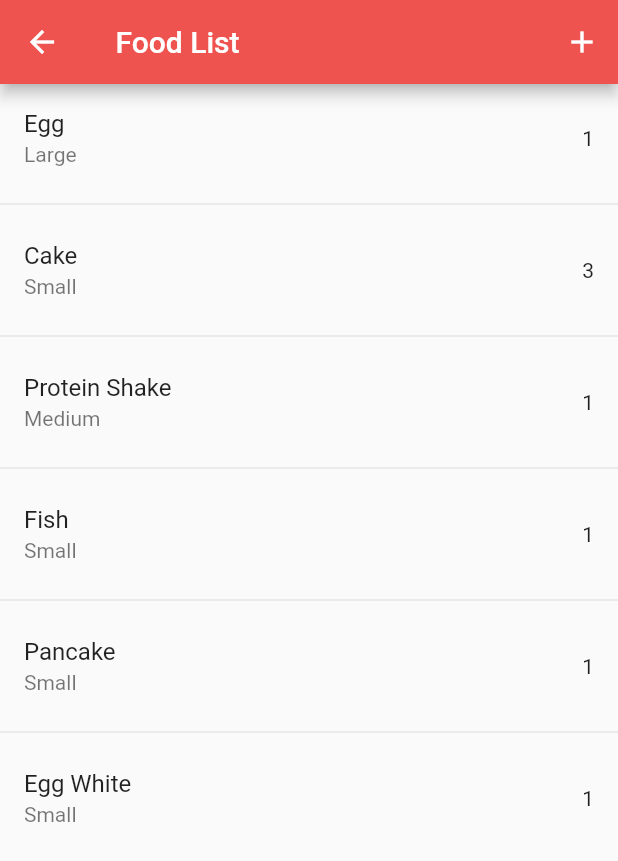
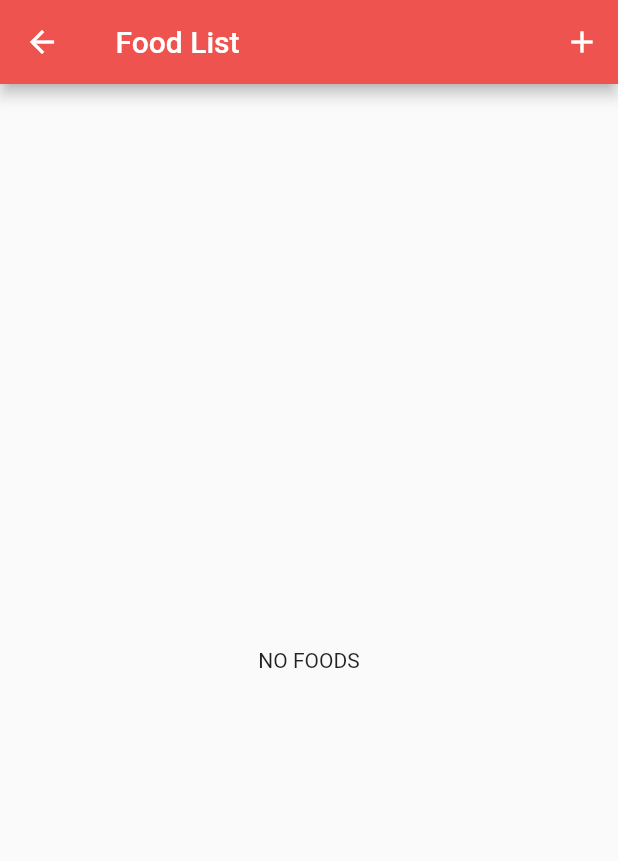
Before and after one commit to adrianseraspi12/MiCalorie, a Flutter app: the MealFoodListScreen screen opened directly with empty values, on a phone screen of 412 x 824 dp. Shown: the top 861 px of the screen. Run offline on Flutter 3.47's test engine with Material 2 defaults, Android fonts, the phone set to English and light mode, and no system bars; our stand-ins replace chopper, floor, fluttertoast, rxdart, sqflite; accounts and stored records are empty; generated files the repository leaves out were written again.

Commit message:
- Added database request to show all foods of the meal

```diff
--- a/lib/bloc/meal_food_list_bloc.dart
+++ b/lib/bloc/meal_food_list_bloc.dart
@@ -1,5 +1,6 @@
 import 'package:calorie_counter/data/local/app_database.dart';
 import 'package:calorie_counter/data/local/entity/food.dart';
+import 'package:calorie_counter/data/local/repository/food_repository.dart';
 import 'package:rxdart/subjects.dart';
 
 import 'bloc.dart';
@@ -10,22 +11,26 @@ class MealFoodListBloc implements Bloc {
   Stream<List<Food>> get foodListStream => _foodListController.stream;
   final int mealId;
 
+  FoodRepository _foodRepository;
+
   MealFoodListBloc(this.mealId);
 
   void setupRepository() async {
     final database = await AppDatabase.getInstance();
-    // add repository here
+    _foodRepository = FoodRepository(database.foodDao);
     setupFoodList();
   }
 
   void setupFoodList() async {
-    List<Food> listOfFood = [];
-    listOfFood.add(Food(0, 0, 'Egg', 1, 'Large', 20, 0, 0, 15));
-    listOfFood.add(Food(0, 0, 'Cake', 3, 'Small', 200, 5, 12, 2));
-    listOfFood.add(Food(0, 0, 'Protein Shake', 1, 'Medium', 14, 6, 8, 20));
-    listOfFood.add(Food(0, 0, 'Fish', 1, 'Small', 132, 1, 2, 34));
-    listOfFood.add(Food(0, 0, 'Pancake', 1, 'Small', 100, 5, 5, 2));
-    listOfFood.add(Food(0, 0, 'Egg White', 1, 'Small', 20, 0, 0, 10));
+    final listOfFood = await _foodRepository.findAllDataWith(mealId);
+    // final listOfFood = await _foodRepository.getAllFoods();
+    // List<Food> listOfFood = [];
+    // listOfFood.add(Food(0, 0, 'Egg', 1, 'Large', 20, 0, 0, 15));
+    // listOfFood.add(Food(0, 0, 'Cake', 3, 'Small', 200, 5, 12, 2));
+    // listOfFood.add(Food(0, 0, 'Protein Shake', 1, 'Medium', 14, 6, 8, 20));
+    // listOfFood.add(Food(0, 0, 'Fish', 1, 'Small', 132, 1, 2, 34));
+    // listOfFood.add(Food(0, 0, 'Pancake', 1, 'Small', 100, 5, 5, 2));
+    // listOfFood.add(Food(0, 0, 'Egg White', 1, 'Small', 20, 0, 0, 10));
     _foodListController.sink.add(listOfFood);
   }
 
--- a/lib/ui/meal_food_list_screen.dart
+++ b/lib/ui/meal_food_list_screen.dart
@@ -38,7 +38,7 @@ class _MealFoodListScreenState extends State<MealFoodListScreen> {
                     settings: RouteSettings(name: Routes.searchFoodScreen)
                   )
                 ).then((v) {
-                    _retainData(context);
+                    _retainData(context, bloc);
                 });
               })
           ],
@@ -55,7 +55,7 @@ class _MealFoodListScreenState extends State<MealFoodListScreen> {
 
         final listOfFood = snapshot.data;
 
-        if (listOfFood == null) {
+        if (listOfFood == null || listOfFood.length == 0) {
           return Center(child: Text('NO FOODS'),);
         }
         else {
@@ -80,12 +80,12 @@ class _MealFoodListScreenState extends State<MealFoodListScreen> {
   }
 
   void _setupRepository(MealFoodListBloc bloc) async {
-    //  repository here
     bloc.setupRepository();
   }
 
-  void _retainData(BuildContext context) {
+  void _retainData(BuildContext context, MealFoodListBloc bloc) {
     final arguments = ModalRoute.of(context).settings.arguments as Map;
     this.widget.mealSummary = arguments['mealSummary'];
+    bloc.setupFoodList();
    }
 }
```
